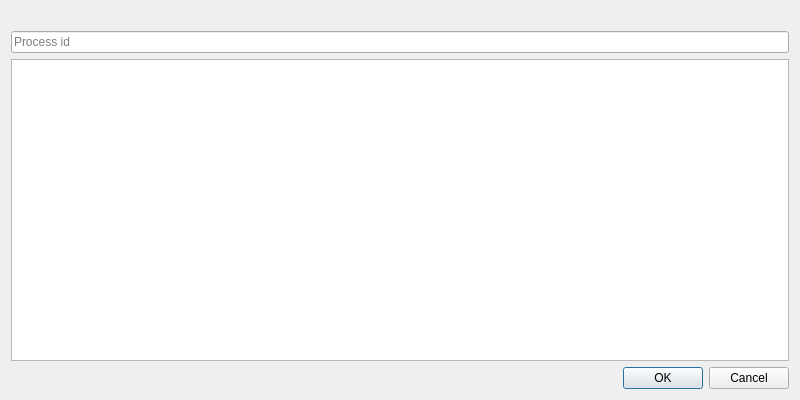
Old version of the form GUI/attachprocessdialog.ui in the repository Artikash/Textractor.
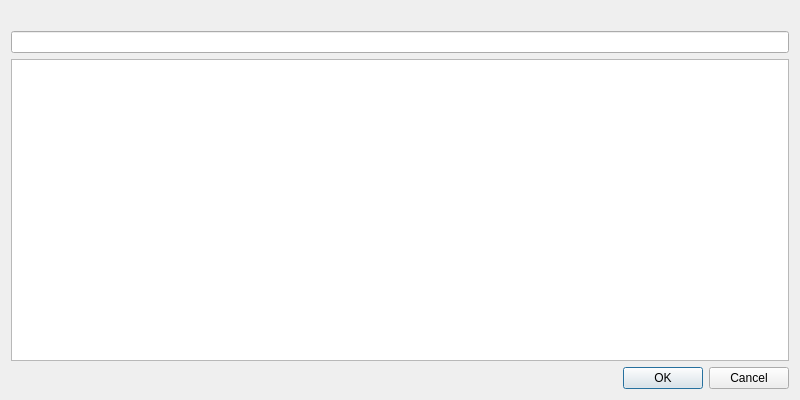
New version of the form.

Commit message: improve process selection

Diff of the .ui file:
```diff
--- a/GUI/attachprocessdialog.ui
+++ b/GUI/attachprocessdialog.ui
@@ -18,11 +18,7 @@
     <widget class="QLabel" name="label"/>
    </item>
    <item>
-    <widget class="QLineEdit" name="processIdEdit">
-     <property name="placeholderText">
-      <string>Process id</string>
-     </property>
-    </widget>
+    <widget class="QLineEdit" name="processEdit"/>
    </item>
    <item>
     <widget class="QListView" name="processList"/>
```
The commit also changes 3 other files.
